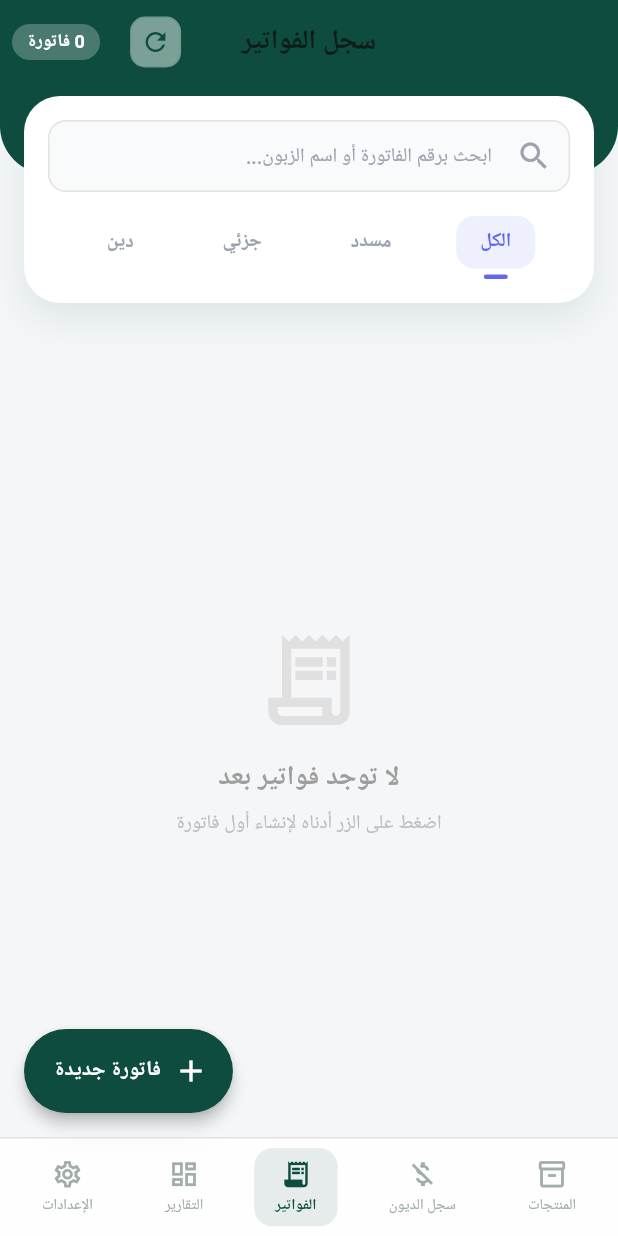
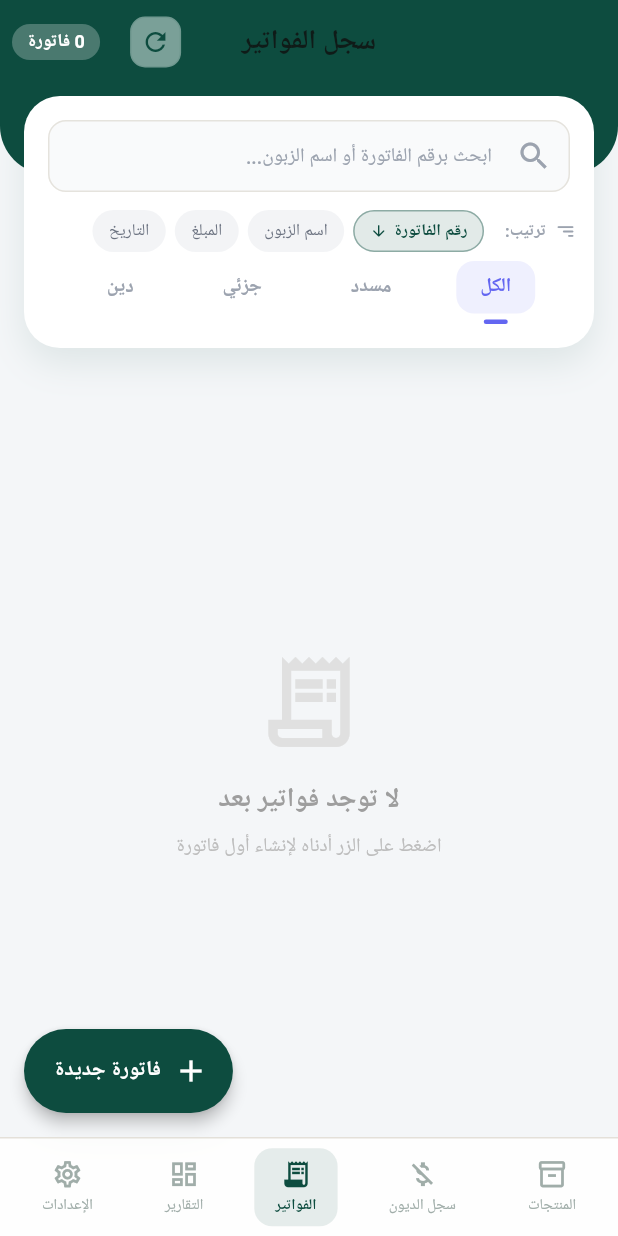
Before and after one commit to Murtadamalak/daftari, a Flutter app: the InvoicesScreen screen opened by its route, on a phone screen of 412 x 824 dp. Run offline on Flutter 3.47's test engine with Material 3 defaults, Android fonts, the phone set to English and light mode, and no system bars; our stand-ins replace confetti, drift, drift_flutter, file_picker, flutter_local_notifications, flutter_riverpod and 9 more; missing offline and left inert: mobile_scanner; accounts and stored records are empty; generated files the repository leaves out were written again; Roboto replaces fonts that are missing (Almarai).

Commit message:
edit sorting

```diff
--- a/lib/src/core/providers/invoices_provider.dart
+++ b/lib/src/core/providers/invoices_provider.dart
@@ -37,11 +37,36 @@ enum InvoiceStatusFilter {
   }
 }
 
+// ─── Sort Enums ───────────────────────────────────────────────────────────────
+
+enum InvoiceSortField {
+  invoiceNumber,
+  customerName,
+  amount,
+  date;
+
+  String get label {
+    switch (this) {
+      case InvoiceSortField.invoiceNumber:
+        return 'رقم الفاتورة';
+      case InvoiceSortField.customerName:
+        return 'اسم الزبون';
+      case InvoiceSortField.amount:
+        return 'المبلغ';
+      case InvoiceSortField.date:
+        return 'التاريخ';
+    }
+  }
+}
+
 // ─── State Providers ──────────────────────────────────────────────────────────
 
 final invoiceSearchQueryProvider = StateProvider<String>((ref) => '');
 final invoiceStatusFilterProvider =
     StateProvider<InvoiceStatusFilter>((ref) => InvoiceStatusFilter.all);
+final invoiceSortFieldProvider =
+    StateProvider<InvoiceSortField>((ref) => InvoiceSortField.invoiceNumber);
+final invoiceSortAscendingProvider = StateProvider<bool>((ref) => false);
 
 // ─── Data Provider ────────────────────────────────────────────────────────────
 
@@ -52,15 +77,17 @@ final allInvoicesProvider =
   return repo.getAllInvoices();
 });
 
-/// Filtered invoices applying search + status filter.
+/// Filtered + sorted invoices.
 final filteredInvoicesProvider =
     Provider.autoDispose<AsyncValue<List<InvoiceModel>>>((ref) {
   final invoicesAsync = ref.watch(allInvoicesProvider);
   final query = ref.watch(invoiceSearchQueryProvider).trim().toLowerCase();
   final statusFilter = ref.watch(invoiceStatusFilterProvider);
+  final sortField = ref.watch(invoiceSortFieldProvider);
+  final ascending = ref.watch(invoiceSortAscendingProvider);
 
   return invoicesAsync.whenData((invoices) {
-    return invoices.where((inv) {
+    final filtered = invoices.where((inv) {
       final passesStatus = statusFilter == InvoiceStatusFilter.all ||
           inv.status == statusFilter.dbValue;
       final passesSearch = query.isEmpty ||
@@ -68,5 +95,26 @@ final filteredInvoicesProvider =
           inv.customerName.toLowerCase().contains(query);
       return passesStatus && passesSearch;
     }).toList();
+
+    filtered.sort((a, b) {
+      int cmp;
+      switch (sortField) {
+        case InvoiceSortField.invoiceNumber:
+          cmp = a.num.compareTo(b.num);
+          break;
+        case InvoiceSortField.customerName:
+          cmp = a.customerName.compareTo(b.customerName);
+          break;
+        case InvoiceSortField.amount:
+          cmp = a.grandTotal.compareTo(b.grandTotal);
+          break;
+        case InvoiceSortField.date:
+          cmp = a.date.compareTo(b.date);
+          break;
+      }
+      return ascending ? cmp : -cmp;
+    });
+
+    return filtered;
   });
 });
--- a/lib/src/screens/invoices_screen.dart
+++ b/lib/src/screens/invoices_screen.dart
@@ -30,6 +30,8 @@ class _InvoicesScreenState extends ConsumerState<InvoicesScreen> {
     final colorScheme = theme.colorScheme;
     final filteredAsync = ref.watch(filteredInvoicesProvider);
     final selectedStatus = ref.watch(invoiceStatusFilterProvider);
+    final sortField = ref.watch(invoiceSortFieldProvider);
+    final sortAscending = ref.watch(invoiceSortAscendingProvider);
 
     return Scaffold(
       backgroundColor: const Color(0xFFF4F6F8),
@@ -75,10 +77,23 @@ class _InvoicesScreenState extends ConsumerState<InvoicesScreen> {
           _SearchAndFilterBar(
             controller: _searchController,
             selectedStatus: selectedStatus,
+            sortField: sortField,
+            sortAscending: sortAscending,
             onSearchChanged: (val) =>
                 ref.read(invoiceSearchQueryProvider.notifier).state = val,
             onFilterChanged: (filter) =>
                 ref.read(invoiceStatusFilterProvider.notifier).state = filter,
+            onSortFieldChanged: (field) {
+              final current = ref.read(invoiceSortFieldProvider);
+              if (current == field) {
+                // Toggle direction if same field tapped
+                ref.read(invoiceSortAscendingProvider.notifier).state =
+                    !ref.read(invoiceSortAscendingProvider);
+              } else {
+                ref.read(invoiceSortFieldProvider.notifier).state = field;
+                ref.read(invoiceSortAscendingProvider.notifier).state = true;
+              }
+            },
           ),
 
           // ─── Invoices List ──────────────────────────────────────────────────
@@ -140,14 +155,20 @@ class _SearchAndFilterBar extends StatelessWidget {
   const _SearchAndFilterBar({
     required this.controller,
     required this.selectedStatus,
+    required this.sortField,
+    required this.sortAscending,
     required this.onSearchChanged,
     required this.onFilterChanged,
+    required this.onSortFieldChanged,
   });
 
   final TextEditingController controller;
   final InvoiceStatusFilter selectedStatus;
+  final InvoiceSortField sortField;
+  final bool sortAscending;
   final ValueChanged<String> onSearchChanged;
   final ValueChanged<InvoiceStatusFilter> onFilterChanged;
+  final ValueChanged<InvoiceSortField> onSortFieldChanged;
 
   @override
   Widget build(BuildContext context) {
@@ -224,9 +245,96 @@ class _SearchAndFilterBar extends StatelessWidget {
                 ),
               ),
 
+              // ── Sort Row ──────────────────────────────────────
+              Padding(
+                padding: const EdgeInsets.fromLTRB(12, 4, 12, 0),
+                child: Row(
+                  children: [
+                    const Icon(Icons.sort_rounded,
+                        size: 14, color: Color(0xFF9CA3AF)),
+                    const SizedBox(width: 6),
+                    const Text(
+                      'ترتيب:',
+                      style: TextStyle(
+                          fontSize: 11,
+                          color: Color(0xFF9CA3AF),
+                          fontWeight: FontWeight.w600),
+                    ),
+                    const SizedBox(width: 8),
+                    Expanded(
+                      child: SingleChildScrollView(
+                        scrollDirection: Axis.horizontal,
+                        child: Row(
+                          children: InvoiceSortField.values.map((field) {
+                            final isSelected = sortField == field;
+                            final primary =
+                                Theme.of(context).colorScheme.primary;
+                            return GestureDetector(
+                              onTap: () => onSortFieldChanged(field),
+                              child: AnimatedContainer(
+                                duration: const Duration(milliseconds: 180),
+                                margin: const EdgeInsets.only(right: 6),
+                                padding: const EdgeInsets.symmetric(
+                                    horizontal: 10, vertical: 5),
+                                decoration: BoxDecoration(
+                                  color: isSelected
+                                      ? primary.withValues(alpha: 0.12)
+                                      : const Color(0xFFF3F4F6),
+                                  borderRadius: BorderRadius.circular(20),
+                                  border: Border.all(
+                                    color: isSelected
+                                        ? primary.withValues(alpha: 0.4)
+                                        : Colors.transparent,
+                                    width: 1,
+                                  ),
+                                ),
+                                child: Row(
+                                  mainAxisSize: MainAxisSize.min,
+                                  children: [
+                                    Text(
+                                      field.label,
+                                      style: TextStyle(
+                                        fontSize: 11,
+                                        fontWeight: isSelected
+                                            ? FontWeight.w700
+                                            : FontWeight.w500,
+                                        color: isSelected
+                                            ? primary
+                                            : const Color(0xFF6B7280),
+                                      ),
+                                    ),
+                                    if (isSelected) ...[
+                                      const SizedBox(width: 4),
+                                      AnimatedSwitcher(
+                                        duration:
+                                            const Duration(milliseconds: 200),
+                                        child: Icon(
+                                          sortAscending
+                                              ? Icons.arrow_upward_rounded
+                                              : Icons.arrow_downward_rounded,
+                                          key: ValueKey(sortAscending),
+                                          size: 12,
+                                          color: primary,
+                                        ),
+                                      ),
+                                    ],
+                                  ],
+                                ),
+                              ),
+                            );
+                          }).toList(),
+                        ),
+                      ),
+                    ),
+                  ],
+                ),
+              ),
+
+              const SizedBox(height: 6),
+
               // Elegant Tabs
               Padding(
-                padding: const EdgeInsets.fromLTRB(12, 8, 12, 16),
+                padding: const EdgeInsets.fromLTRB(12, 0, 12, 16),
                 child: Row(
                   mainAxisAlignment: MainAxisAlignment.spaceEvenly,
                   children: InvoiceStatusFilter.values.map((filter) {
```
Also changed, not shown: 3 other files.
